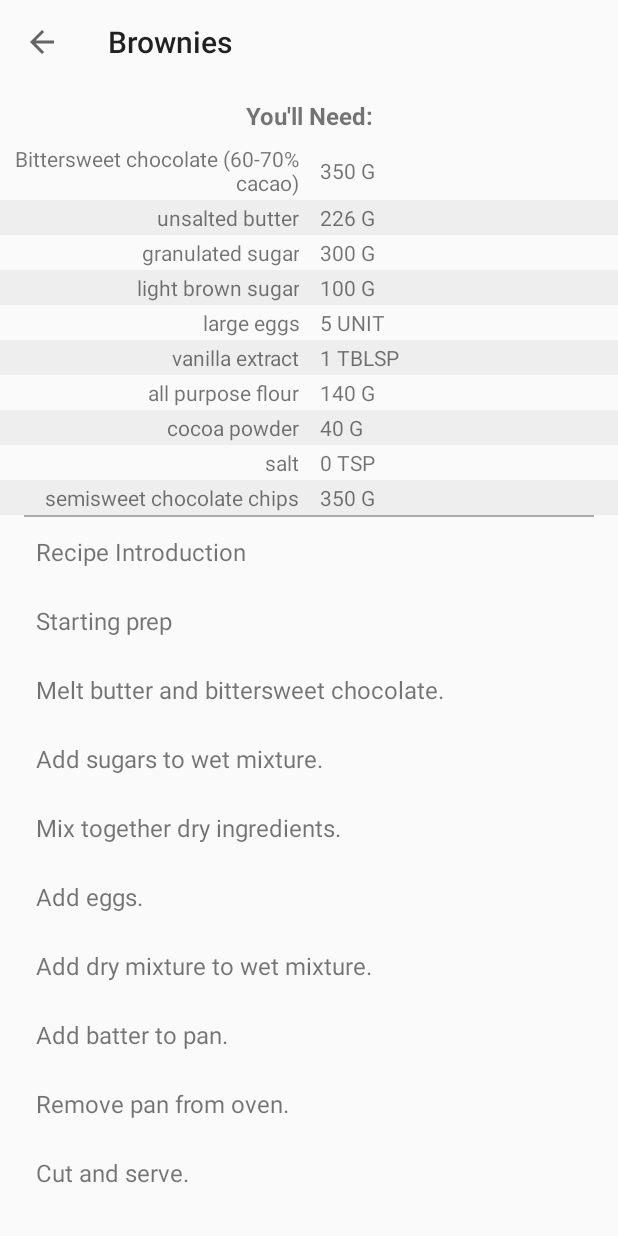
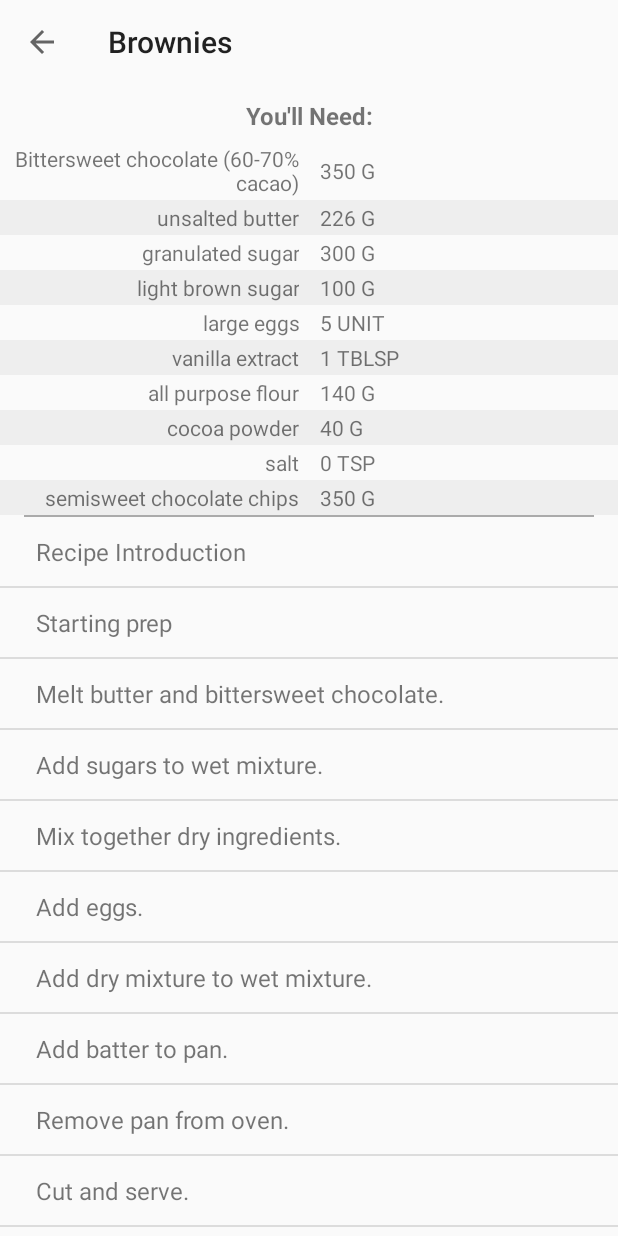
Before and after one commit to mileschew/udacity-baking-app, an Android app: the screen it shows after launch (RecipeDetailActivity), after a tap on "Brownies", on a phone screen of 412 x 824 dp. Run offline under Robolectric (Android 15) with nearby library versions, the light colour scheme and no system bars; our stand-ins replace data binding; 2 statements that could not run were skipped.

Commit message:
add decoration to step list

```diff
--- a/app/src/main/java/com/ryuta/baking/fragments/RecipeDetailFragment.java
+++ b/app/src/main/java/com/ryuta/baking/fragments/RecipeDetailFragment.java
@@ -10,6 +10,7 @@ import androidx.annotation.Nullable;
 import androidx.databinding.DataBindingUtil;
 import androidx.fragment.app.Fragment;
 import androidx.lifecycle.Observer;
+import androidx.recyclerview.widget.DividerItemDecoration;
 
 import com.ryuta.baking.R;
 import com.ryuta.baking.databinding.FragmentRecipeDetailBinding;
@@ -33,6 +34,8 @@ public class RecipeDetailFragment extends Fragment implements StepListAdapter.On
         binding.rvIngredients.setHasFixedSize(true);
         binding.rvIngredients.setNestedScrollingEnabled(false);
         binding.rvSteps.setHasFixedSize(true);
+        DividerItemDecoration decoration = new DividerItemDecoration(getContext(), DividerItemDecoration.VERTICAL);
+        binding.rvSteps.addItemDecoration(decoration);
 
         return binding.getRoot();
     }
```
